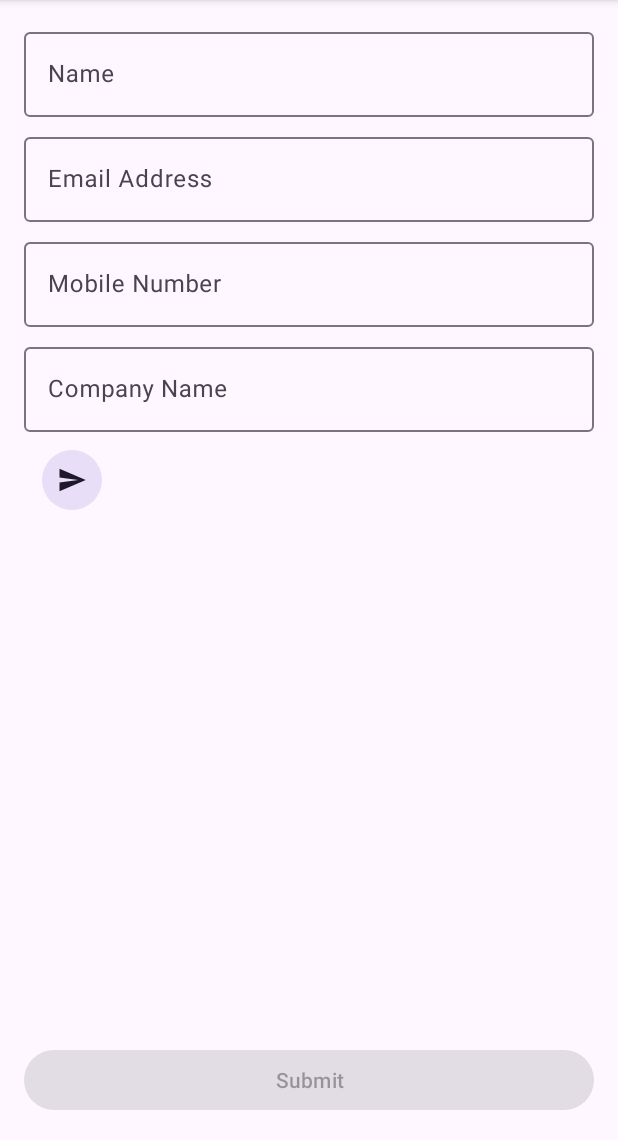
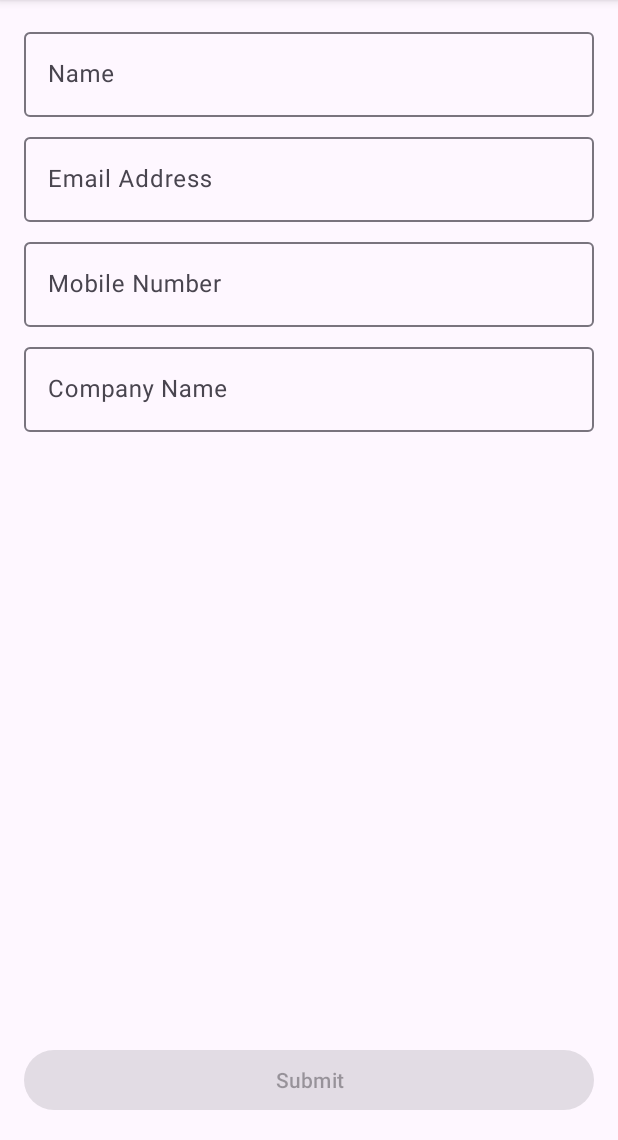
Before and after one commit to carl-deleon/kontact, an Android app: the screen it shows after launch (MainActivity), after a tap on an icon or button, on a phone screen of 412 x 824 dp, the part 96-1236 px from its top. Run offline under Robolectric (Android 15) with nearby library versions, the phone set to English and light mode, and no system bars; our stand-ins replace Timber, navigation-ui; libraries missing offline, so code that uses them is left out: com.jakewharton.retrofit2; pictures from the network do not load; 1 other tap on this screen came first.

```diff
--- a/app/src/main/java/ph/dev/kontact/data/remote/KontactApi.kt
+++ b/app/src/main/java/ph/dev/kontact/data/remote/KontactApi.kt
@@ -1,6 +1,7 @@
 package ph.dev.kontact.data.remote
 
 import ph.dev.kontact.data.dto.AddKontactRequest
+import ph.dev.kontact.data.dto.EditKontactRequest
 import ph.dev.kontact.data.dto.KontactInfo
 import retrofit2.http.*
 
@@ -16,7 +17,10 @@ interface KontactApi {
     suspend fun addNewKontact(@Body request: AddKontactRequest): KontactInfo
 
     @PUT("contacts/{id}")
-    suspend fun updateKontact(@Path("id") id: String, info: KontactInfo)
+    suspend fun updateKontact(
+        @Path("id") id: String,
+        @Body request: EditKontactRequest
+    ): KontactInfo
 
     @DELETE("contacts/{id}")
     suspend fun deleteKontact(@Path("id") id: String)
--- a/app/src/main/java/ph/dev/kontact/data/repository/KontactRepository.kt
+++ b/app/src/main/java/ph/dev/kontact/data/repository/KontactRepository.kt
@@ -2,6 +2,7 @@ package ph.dev.kontact.data.repository
 
 import ph.dev.kontact.data.NetworkModule
 import ph.dev.kontact.data.dto.AddKontactRequest
+import ph.dev.kontact.data.dto.EditKontactRequest
 import ph.dev.kontact.data.dto.KontactInfo
 import ph.dev.kontact.data.model.KontactDetail
 
@@ -23,6 +24,10 @@ object KontactRepository {
         return kontactApi.deleteKontact(id)
     }
 
+    suspend fun editKontact(id: String, request: EditKontactRequest): KontactDetail {
+        return kontactApi.updateKontact(id, request).toKontactDetail()
+    }
+
     private fun KontactInfo.toKontactDetail(): KontactDetail {
         return KontactDetail(
             id = id.toString(),
--- a/app/src/main/java/ph/dev/kontact/ui/add/AddKontactViewModel.kt
+++ b/app/src/main/java/ph/dev/kontact/ui/add/AddKontactViewModel.kt
@@ -11,7 +11,7 @@ import ph.dev.kontact.data.repository.KontactRepository
 
 class AddKontactViewModel : BaseViewModel() {
 
-    private val _uiState = MutableLiveData(AddKontactState(null))
+    private val _uiState = MutableLiveData(AddKontactState())
     val uiState: LiveData<AddKontactState> get() = _uiState
 
     val successEvent = MutableLiveData<KontactDetail>()
--- /dev/null
+++ b/app/src/main/java/ph/dev/kontact/ui/edit/EditKontactState.kt
@@ -0,0 +1,6 @@
+package ph.dev.kontact.ui.edit
+
+data class EditKontactState(
+    val param: EditKontactParam? = null,
+    val updateButtonEnabled: Boolean = false
+)
--- a/app/src/main/java/ph/dev/kontact/ui/list/KontactListFragment.kt
+++ b/app/src/main/java/ph/dev/kontact/ui/list/KontactListFragment.kt
@@ -46,6 +46,11 @@ class KontactListFragment : BaseFragment(R.layout.fragment_kontact_list) {
             val id = bundle.getString("id")
             if (id != null) viewModel.deleteKontact(id)
         }
+
+        setFragmentResultListener("edit_contact") { _, bundle ->
+            val detail = bundle.getParcelable<KontactDetail>("detail")
+            if (detail != null) viewModel.updateKontact(detail)
+        }
     }
 
     private fun getKontactList() {
--- a/app/src/main/res/layout/fragment_add_kontact.xml
+++ b/app/src/main/res/layout/fragment_add_kontact.xml
@@ -80,18 +80,7 @@
                 android:maxLines="1" />
 
         </com.google.android.material.textfield.TextInputLayout>
-
-        <Button
-            android:id="@+id/iconButton"
-            style="?attr/materialIconButtonFilledTonalStyle"
-            android:layout_width="wrap_content"
-            android:layout_height="wrap_content"
-            android:layout_margin="8dp"
-            app:icon="@drawable/ic_baseline_send_24"
-            app:layout_constraintEnd_toEndOf="parent"
-            app:layout_constraintTop_toTopOf="parent" />
     </androidx.appcompat.widget.LinearLayoutCompat>
-
 
     <Button
         android:id="@+id/submit_button"
--- a/app/src/main/res/navigation/main_nav_graph.xml
+++ b/app/src/main/res/navigation/main_nav_graph.xml
@@ -29,6 +29,16 @@
         android:name="ph.dev.kontact.ui.add.AddKontactFragment"
         tools:layout="@layout/fragment_add_kontact" />
 
+    <fragment
+        android:id="@+id/fragment_edit_kontact"
+        android:name="ph.dev.kontact.ui.edit.EditKontactFragment"
+        tools:layout="@layout/fragment_add_kontact">
+
+        <argument
+            android:name="kontactDetail"
+            app:argType="ph.dev.kontact.data.model.KontactDetail" />
+    </fragment>
+
     <dialog
         android:id="@+id/fragment_kontact_detail"
         android:name="ph.dev.kontact.ui.detail.KontactDetailFragment"
@@ -37,5 +47,14 @@
         <argument
             android:name="kontactDetail"
             app:argType="ph.dev.kontact.data.model.KontactDetail" />
+
+        <action
+            android:id="@+id/to_edit_kontact"
+            app:destination="@id/fragment_edit_kontact">
+
+            <argument
+                android:name="kontactDetail"
+                app:argType="ph.dev.kontact.data.model.KontactDetail" />
+        </action>
     </dialog>
 </navigation>
```
Also changed, not shown: app/src/main/java/ph/dev/kontact/data/dto/EditKontactRequest.kt (added, +11 -0 lines), app/src/main/java/ph/dev/kontact/ui/detail/KontactDetailFragment.kt (+7 -0 lines), app/src/main/java/ph/dev/kontact/ui/edit/EditKontactFragment.kt (added, +68 -0 lines), app/src/main/java/ph/dev/kontact/ui/edit/EditKontactParam.kt (added, +23 -0 lines), app/src/main/java/ph/dev/kontact/ui/edit/EditKontactViewModel.kt (added, +64 -0 lines), app/src/main/java/ph/dev/kontact/ui/list/KontactListViewModel.kt (+13 -1 lines).
